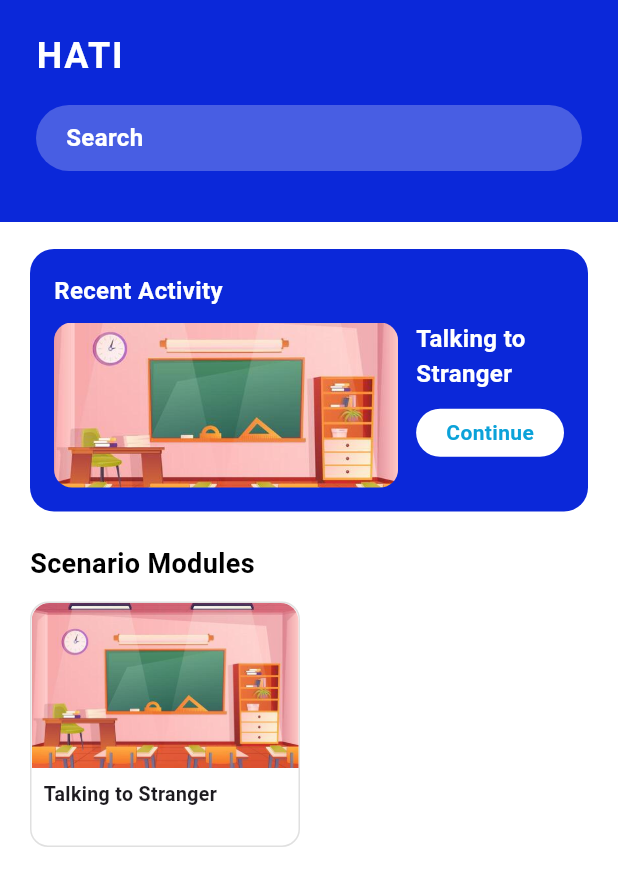
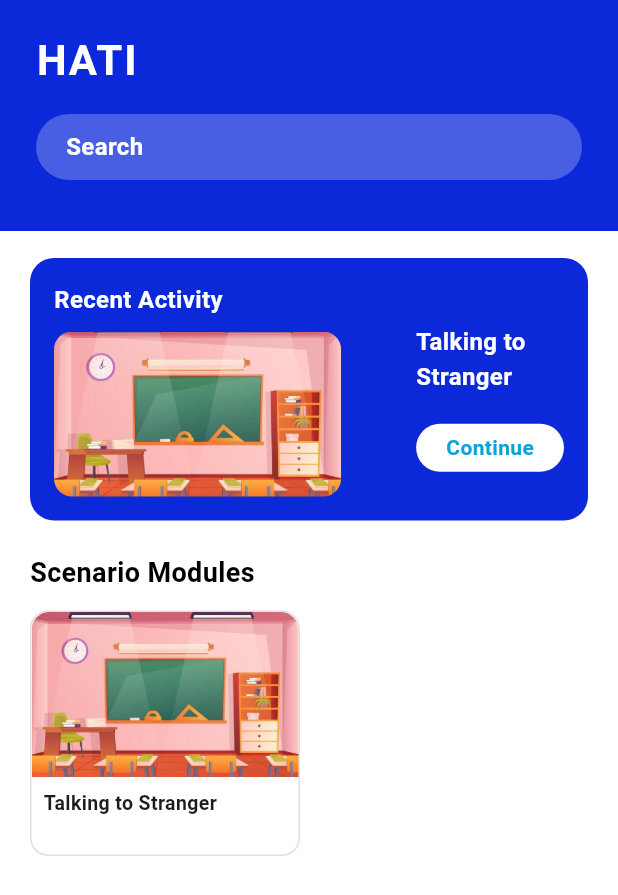
Before and after one commit to ririyaza/HATI, a Flutter app: the ModulesScreen screen opened directly, on a phone screen of 412 x 824 dp. Shown: the top 895 px of the screen. Run offline on Flutter 3.47's test engine with Material 3 defaults, Android fonts, the phone set to English and light mode, and no system bars; our stand-ins replace cloud_firestore, firebase_auth, firebase_core; accounts and stored records are empty.

Commit message:
commiting changes in module_screen

```diff
--- a/app/lib/features/dashboard/screen/modules_screen.dart
+++ b/app/lib/features/dashboard/screen/modules_screen.dart
@@ -26,9 +26,9 @@ class ModulesScreen extends StatelessWidget {
                       'HATI',
                       style: TextStyle(
                         color: Colors.white,
-                        fontSize: 24,
-                        fontWeight: FontWeight.w700,
-                        letterSpacing: 1.1,
+                        fontSize: 28,
+                        fontWeight: FontWeight.bold,
+                        letterSpacing: 1.2,
                       ),
                     ),
                     const SizedBox(height: 16),
@@ -128,7 +128,7 @@ Widget _recentActivityCard() {
             ],
           ),
         ),
-        const SizedBox(width: 12),
+        const SizedBox(width: 50),
         Padding(
           padding: const EdgeInsets.only(top: 12),
           child: Column(
@@ -142,9 +142,12 @@ Widget _recentActivityCard() {
                   fontSize: 16,
                 ),
               ),
-            const SizedBox(height: 12),
+              const SizedBox(height: 20),
               Container(
-              padding: const EdgeInsets.symmetric(horizontal: 20, vertical: 6),
+                padding: const EdgeInsets.symmetric(
+                  horizontal: 20,
+                  vertical: 6,
+                ),
                 decoration: BoxDecoration(
                   color: Colors.white,
                   borderRadius: BorderRadius.circular(20),
```
Lines whose indentation alone changed are shown as unchanged.
